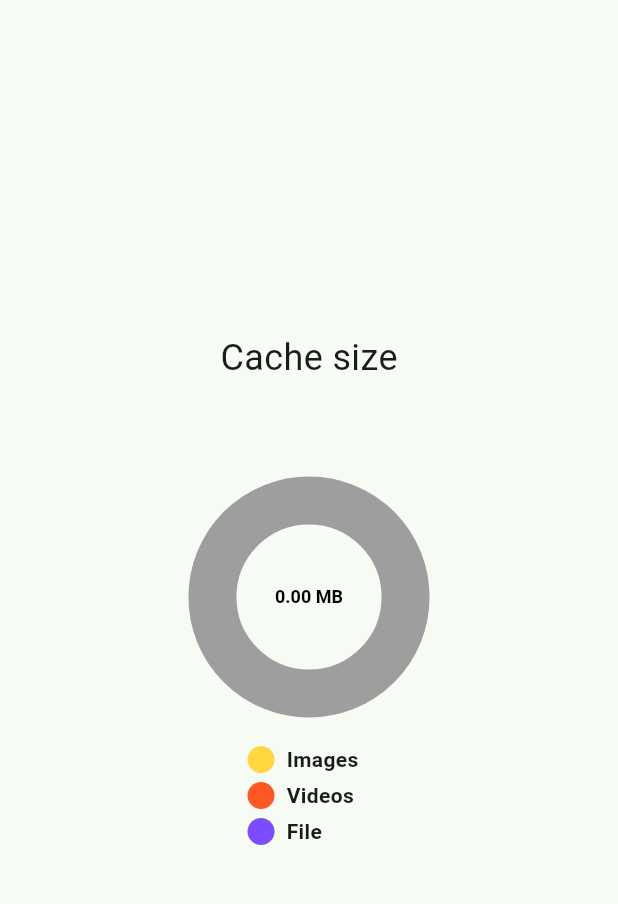
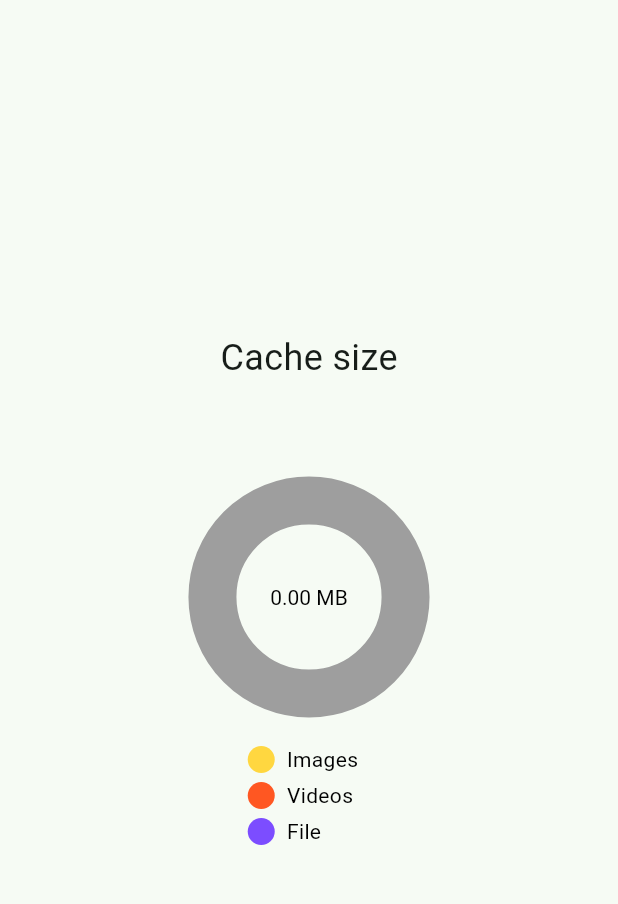
Before and after one commit to Smolla-ITc/visual_cache, a Flutter app: the screen it shows after launch, on a phone screen of 412 x 824 dp, the part 63-967 px from its top. Run offline on Flutter 3.47's test engine with Material 2 defaults, Android fonts, the phone set to English and light mode, and no system bars; drawn by our look-alikes of pie_chart.

Commit message:
Version 1.1.1

```diff
--- a/example/lib/main.dart
+++ b/example/lib/main.dart
@@ -57,6 +57,10 @@ class VisualCacheDemo extends StatelessWidget {
               ],
               showLegends: true, // Enable disable display of directory names
               isRealTime: true, // Enable disable realtime cache
+              /// Custom text style
+              textStyle: TextStyle(
+                color: Colors.black
+              ),
             )
           ],
         ),
--- a/example/pubspec.yaml
+++ b/example/pubspec.yaml
@@ -16,7 +16,7 @@ publish_to: 'none' # Remove this line if you wish to publish to pub.dev
 # https://developer.apple.com/library/archive/documentation/General/Reference/InfoPlistKeyReference/Articles/CoreFoundationKeys.html
 # In Windows, build-name is used as the major, minor, and patch parts
 # of the product and file versions while build-number is used as the build suffix.
-version: 6.0.13+45457
+version: 6.1.0+4545429
 
 environment:
   sdk: '>=3.1.5 <4.0.0'
--- a/lib/visual_cache.dart
+++ b/lib/visual_cache.dart
@@ -20,12 +20,15 @@ class VisualCache extends StatelessWidget {
   /// Flag to indicate whether the data should be fetched in real-time.
   final bool isRealTime;
 
+  final TextStyle textStyle;
+
   const VisualCache({
     super.key,
     required this.namedSubdirectories,
     required this.colorSubdirectories,
     required this.showLegends,
     this.isRealTime = false, // Default value is false for one-time fetch.
+    required this.textStyle,
   });
 
   @override
@@ -61,6 +64,7 @@ class VisualCache extends StatelessWidget {
             animationDuration: const Duration(milliseconds: 800),
             chartLegendSpacing: 32,
             colorList: colorSubdirectories,
+            centerTextStyle: textStyle,
             chartRadius: MediaQuery.of(context).size.width / 3.2,
             chartType: ChartType.ring,
             ringStrokeWidth: 32,
@@ -71,11 +75,10 @@ class VisualCache extends StatelessWidget {
               showLegendsInRow: false,
               legendPosition: LegendPosition.bottom,
               showLegends: showLegends,
-              legendTextStyle: const TextStyle(
-                fontWeight: FontWeight.bold,
-              ),
+              legendTextStyle: textStyle,
             ),
-            chartValuesOptions: const ChartValuesOptions(
+            chartValuesOptions: ChartValuesOptions(
+              chartValueStyle: textStyle,
               showChartValueBackground: false,
               showChartValues: true,
               showChartValuesInPercentage: true,
--- a/pubspec.yaml
+++ b/pubspec.yaml
@@ -1,6 +1,6 @@
 name: visual_cache
 description: Visual Cache was created to help you see how much cache your application has accumulated.
-version: 1.0.0
+version: 1.1.1
 homepage: https://github.com/Smolla-ITc/visual_cache
 
 environment:
```
Also changed, not shown: 2 other files.
